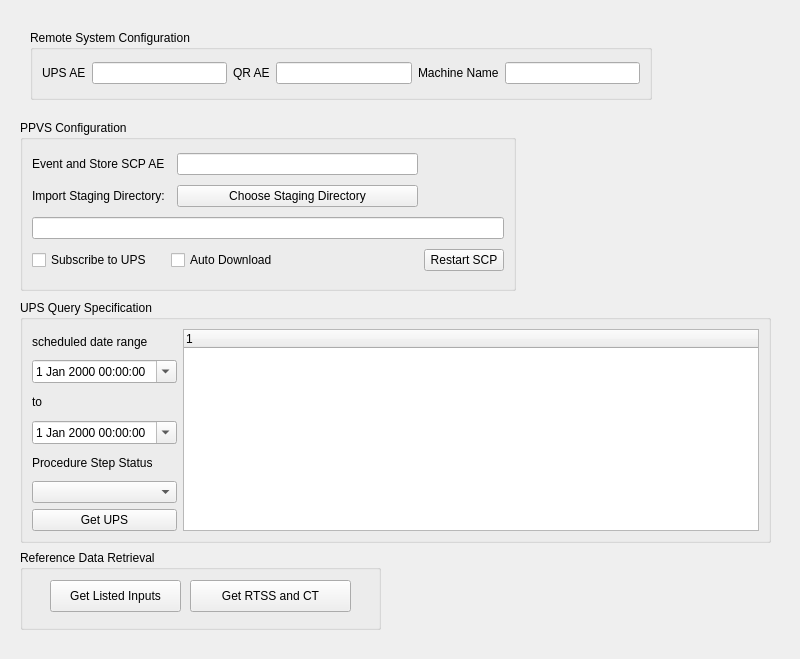
First picture: the form in tdwii_plus_examples/TDWII_PPVS_subscriber/tdwii_ppvs_subscriber.ui, repository sjswerdloff/tdwii_plus_examples, before the edit.
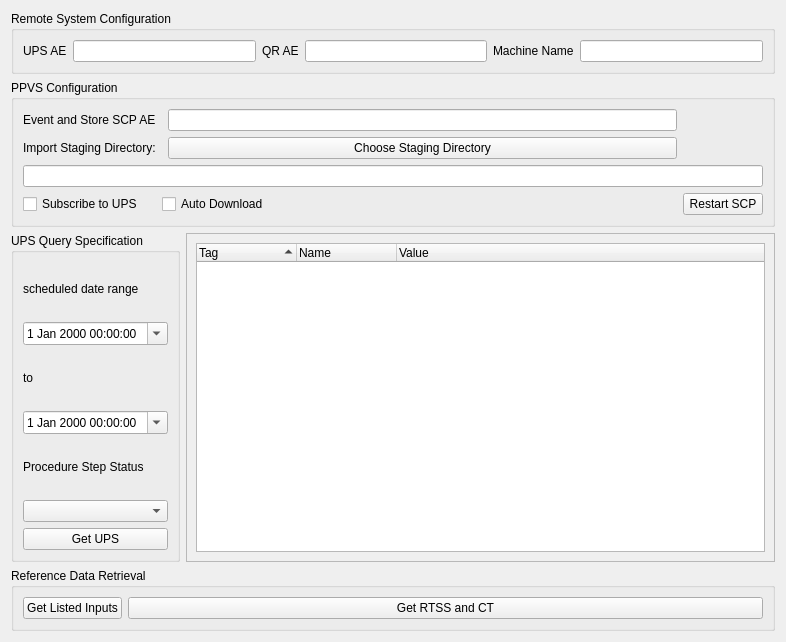
Second picture: the form after the edit.

Commit message: improve layout list all top level elements in response as well as the useful values that get flattened

What changed in the file:
```diff
--- a/tdwii_plus_examples/TDWII_PPVS_subscriber/tdwii_ppvs_subscriber.ui
+++ b/tdwii_plus_examples/TDWII_PPVS_subscriber/tdwii_ppvs_subscriber.ui
@@ -6,46 +6,20 @@
    <rect>
     <x>0</x>
     <y>0</y>
-    <width>800</width>
-    <height>659</height>
+    <width>786</width>
+    <height>642</height>
    </rect>
   </property>
   <property name="windowTitle">
    <string>Patient Position Verification and Motion Management Emulator</string>
   </property>
+  <layout class="QFormLayout" name="formLayout">
+   <item row="0" column="0" colspan="2">
   <widget class="QGroupBox" name="group_box_aes_and_machine">
-   <property name="geometry">
-    <rect>
-     <x>30</x>
-     <y>30</y>
-     <width>622</width>
-     <height>70</height>
-    </rect>
-   </property>
    <property name="title">
     <string>Remote System Configuration</string>
    </property>
    <layout class="QGridLayout" name="gridLayout">
-    <item row="0" column="0">
-     <widget class="QLabel" name="ups_ae_label">
-      <property name="text">
-       <string>UPS AE</string>
-      </property>
-     </widget>
-    </item>
-    <item row="0" column="1">
-     <widget class="QLineEdit" name="ups_ae_line_edit"/>
-    </item>
-    <item row="0" column="2">
-     <widget class="QLabel" name="qr_ae_label">
-      <property name="text">
-       <string>QR AE</string>
-      </property>
-     </widget>
-    </item>
-    <item row="0" column="3">
-     <widget class="QLineEdit" name="qr_ae_line_edit"/>
-    </item>
     <item row="0" column="4">
      <widget class="QLabel" name="machine_name_label">
       <property name="text">
@@ -56,17 +30,31 @@
     <item row="0" column="5">
      <widget class="QLineEdit" name="machine_name_line_edit"/>
     </item>
-   </layout>
-  </widget>
+      <item row="0" column="2">
+       <widget class="QLabel" name="qr_ae_label">
+        <property name="text">
+         <string>QR AE</string>
+        </property>
+       </widget>
+      </item>
+      <item row="0" column="3">
+       <widget class="QLineEdit" name="qr_ae_line_edit"/>
+      </item>
+      <item row="0" column="1">
+       <widget class="QLineEdit" name="ups_ae_line_edit"/>
+      </item>
+      <item row="0" column="0">
+       <widget class="QLabel" name="ups_ae_label">
+        <property name="text">
+         <string>UPS AE</string>
+        </property>
+       </widget>
+      </item>
+     </layout>
+    </widget>
+   </item>
+   <item row="1" column="0" colspan="2">
   <widget class="QGroupBox" name="group_box_ppvs_scp">
-   <property name="geometry">
-    <rect>
-     <x>20</x>
-     <y>120</y>
-     <width>496</width>
-     <height>171</height>
-    </rect>
-   </property>
    <property name="title">
     <string>PPVS Configuration</string>
    </property>
@@ -121,15 +109,9 @@
     </item>
    </layout>
   </widget>
+   </item>
+   <item row="2" column="0">
   <widget class="QGroupBox" name="group_box_cfind_request_and_response">
-   <property name="geometry">
-    <rect>
-     <x>20</x>
-     <y>300</y>
-     <width>751</width>
-     <height>243</height>
-    </rect>
-   </property>
    <property name="title">
     <string>UPS Query Specification</string>
    </property>
@@ -141,18 +123,6 @@
       </property>
      </widget>
     </item>
-    <item row="0" column="1" rowspan="7">
-     <widget class="QTreeWidget" name="ups_response_tree_widget">
-      <attribute name="headerStretchLastSection">
-       <bool>true</bool>
-      </attribute>
-      <column>
-       <property name="text">
-        <string notr="true">1</string>
-       </property>
-      </column>
-     </widget>
-    </item>
     <item row="1" column="0">
      <widget class="QDateTimeEdit" name="soonest_date_time_edit">
       <property name="calendarPopup">
@@ -160,13 +130,6 @@
       </property>
      </widget>
     </item>
-    <item row="2" column="0">
-     <widget class="QLabel" name="schedule_to_label">
-      <property name="text">
-       <string>to</string>
-      </property>
-     </widget>
-    </item>
     <item row="3" column="0">
      <widget class="QDateTimeEdit" name="latest_date_time_edit">
       <property name="enabled">
@@ -177,10 +140,10 @@
       </property>
      </widget>
     </item>
-    <item row="4" column="0">
-     <widget class="QLabel" name="step_status_label">
+      <item row="6" column="0">
+       <widget class="QPushButton" name="push_button_get_ups">
       <property name="text">
-       <string>Procedure Step Status</string>
+         <string>Get UPS</string>
       </property>
      </widget>
     </item>
@@ -194,54 +157,121 @@
       </property>
      </widget>
     </item>
-    <item row="6" column="0">
-     <widget class="QPushButton" name="push_button_get_ups">
+      <item row="4" column="0">
+       <widget class="QLabel" name="step_status_label">
       <property name="text">
-       <string>Get UPS</string>
+         <string>Procedure Step Status</string>
       </property>
      </widget>
     </item>
-   </layout>
-  </widget>
+      <item row="2" column="0">
+       <widget class="QLabel" name="schedule_to_label">
+        <property name="text">
+         <string>to</string>
+        </property>
+       </widget>
+      </item>
+     </layout>
+    </widget>
+   </item>
+   <item row="2" column="1">
+    <widget class="QScrollArea" name="scrollArea">
+     <property name="minimumSize">
+      <size>
+       <width>500</width>
+       <height>300</height>
+      </size>
+     </property>
+     <property name="layoutDirection">
+      <enum>Qt::RightToLeft</enum>
+     </property>
+     <property name="sizeAdjustPolicy">
+      <enum>QAbstractScrollArea::AdjustToContents</enum>
+     </property>
+     <property name="widgetResizable">
+      <bool>true</bool>
+     </property>
+     <property name="alignment">
+      <set>Qt::AlignLeading|Qt::AlignLeft|Qt::AlignVCenter</set>
+     </property>
+     <widget class="QWidget" name="scrollAreaWidgetContents">
+      <property name="geometry">
+       <rect>
+        <x>0</x>
+        <y>0</y>
+        <width>538</width>
+        <height>306</height>
+       </rect>
+      </property>
+      <layout class="QGridLayout" name="gridLayout_4">
+       <item row="0" column="0">
+        <widget class="QTreeWidget" name="ups_response_tree_widget">
+         <property name="layoutDirection">
+          <enum>Qt::LeftToRight</enum>
+         </property>
+         <property name="alternatingRowColors">
+          <bool>true</bool>
+         </property>
+         <property name="sortingEnabled">
+          <bool>true</bool>
+         </property>
+         <property name="wordWrap">
+          <bool>false</bool>
+         </property>
+         <property name="columnCount">
+          <number>3</number>
+         </property>
+         <attribute name="headerShowSortIndicator" stdset="0">
+          <bool>true</bool>
+         </attribute>
+         <attribute name="headerStretchLastSection">
+          <bool>true</bool>
+         </attribute>
+         <column>
+          <property name="text">
+           <string notr="true">Tag</string>
+          </property>
+         </column>
+         <column>
+          <property name="text">
+           <string>Name</string>
+          </property>
+         </column>
+         <column>
+          <property name="text">
+           <string>Value</string>
+          </property>
+         </column>
+        </widget>
+       </item>
+      </layout>
+     </widget>
+    </widget>
+   </item>
+   <item row="3" column="0" colspan="2">
   <widget class="QGroupBox" name="groupBox">
-   <property name="geometry">
-    <rect>
-     <x>20</x>
-     <y>550</y>
-     <width>361</width>
-     <height>80</height>
-    </rect>
-   </property>
    <property name="title">
     <string>Reference Data Retrieval</string>
    </property>
+     <layout class="QFormLayout" name="formLayout_2">
+      <item row="0" column="0">
    <widget class="QPushButton" name="get_listed_inputs_push_button">
-    <property name="geometry">
-     <rect>
-      <x>30</x>
-      <y>30</y>
-      <width>131</width>
-      <height>32</height>
-     </rect>
-    </property>
     <property name="text">
      <string>Get Listed Inputs</string>
     </property>
    </widget>
+      </item>
+      <item row="0" column="1">
    <widget class="QPushButton" name="get_rtss_and_ct_push_button">
-    <property name="geometry">
-     <rect>
-      <x>170</x>
-      <y>30</y>
-      <width>161</width>
-      <height>32</height>
-     </rect>
-    </property>
     <property name="text">
      <string>Get RTSS and CT</string>
     </property>
    </widget>
-  </widget>
+      </item>
+     </layout>
+    </widget>
+   </item>
+  </layout>
  </widget>
  <resources/>
  <connections/>
```
Lines whose indentation alone changed are shown as unchanged. The commit also changes 3 other files.
